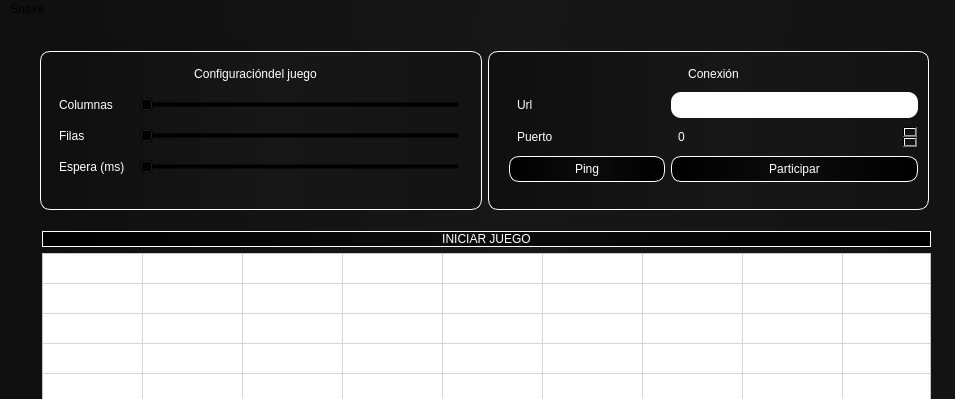
Before: the Qt Designer form servidor.ui in Ferch2109/Practica09-Modelado20171, drawn with Qt 5; both pictures show x 0 to 955 and y 0 to 399 of the 955 by 789 pixel window.
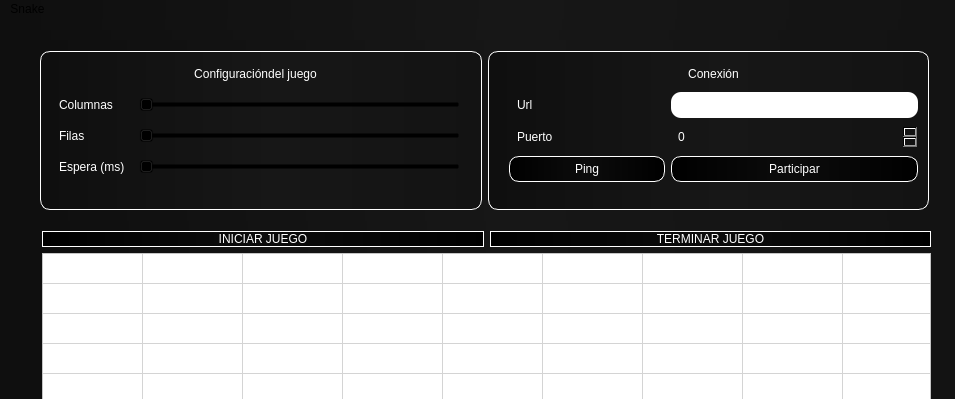
After: the same form once the commit is applied.

Commit message: Ya cambian los botones al ser presionados con sus respectivas leyendas

Patch:
```diff
--- a/servidor.ui
+++ b/servidor.ui
@@ -79,7 +79,9 @@
           <enum>QLayout::SetMaximumSize</enum>
          </property>
          <item>
-          <widget class="QPushButton" name="terminar_juego">
+          <layout class="QHBoxLayout" name="botones_estado">
+           <item>
+            <widget class="QPushButton" name="estado_juego">
            <property name="sizePolicy">
             <sizepolicy hsizetype="Expanding" vsizetype="Fixed">
              <horstretch>0</horstretch>
@@ -98,6 +100,29 @@
             <string>INICIAR JUEGO</string>
            </property>
           </widget>
+           </item>
+           <item>
+            <widget class="QPushButton" name="termina_juego">
+             <property name="sizePolicy">
+              <sizepolicy hsizetype="Expanding" vsizetype="Fixed">
+               <horstretch>0</horstretch>
+               <verstretch>0</verstretch>
+              </sizepolicy>
+             </property>
+             <property name="styleSheet">
+              <string notr="true">color: white;
+border: 1px;
+border-color: white;
+border-style : solid;
+border-radius:10px;
+background-color: qlineargradient(spread:pad, x1:0, y1:0, x2:1, y2:0, stop:0 rgba(0, 0, 0, 255), stop:0.490909 rgba(12, 12, 12, 255), stop:1 rgba(0, 0, 0, 255));</string>
+             </property>
+             <property name="text">
+              <string>TERMINAR JUEGO</string>
+             </property>
+            </widget>
+           </item>
+          </layout>
          </item>
          <item>
           <widget class="QTableWidget" name="tabla">
```
Lines whose indentation alone changed are shown as unchanged. The commit also changes 1 other file.
